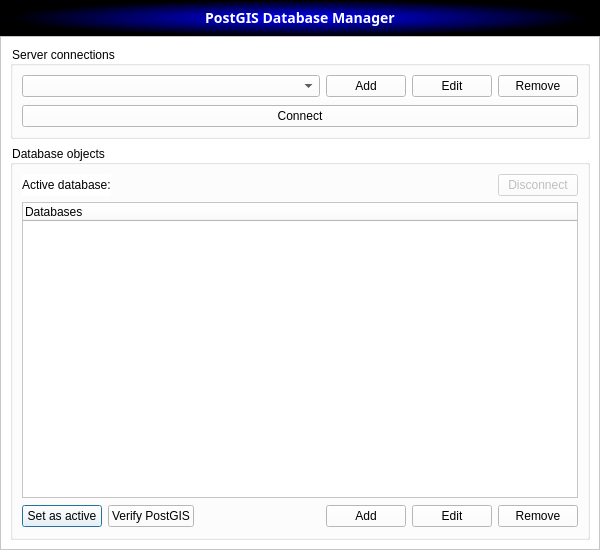
Above: DBManager/UI/db_manager_menu.ui from eryk918/postgis_toolbox before the change. Below: the same form after it.
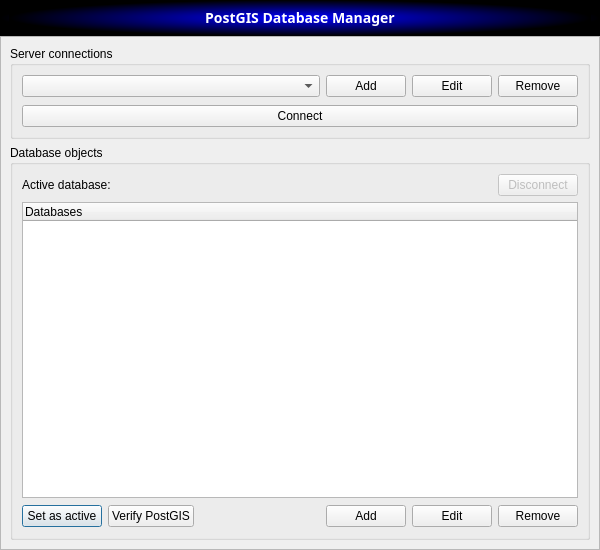
That is the form after the change. Icons and pictures are not drawn.

The edit to the form file:
```diff
--- a/DBManager/UI/db_manager_menu.ui
+++ b/DBManager/UI/db_manager_menu.ui
@@ -52,7 +52,6 @@
 	color: rgb(0,0,0);
 }
 * {
-	background-color: rgb(255, 255, 255);
     font: 10pt &quot;Segoe UI&quot;; 
 }
 
```
